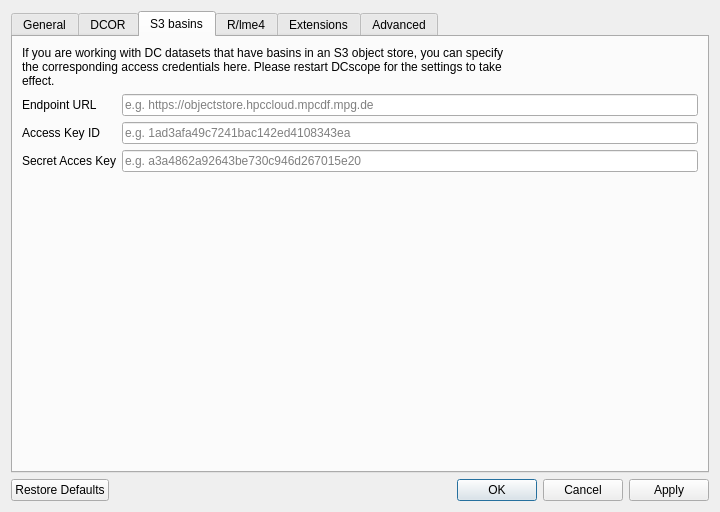
Old version of the form ui/preferences.ui in the repository DC-analysis/DCscope.
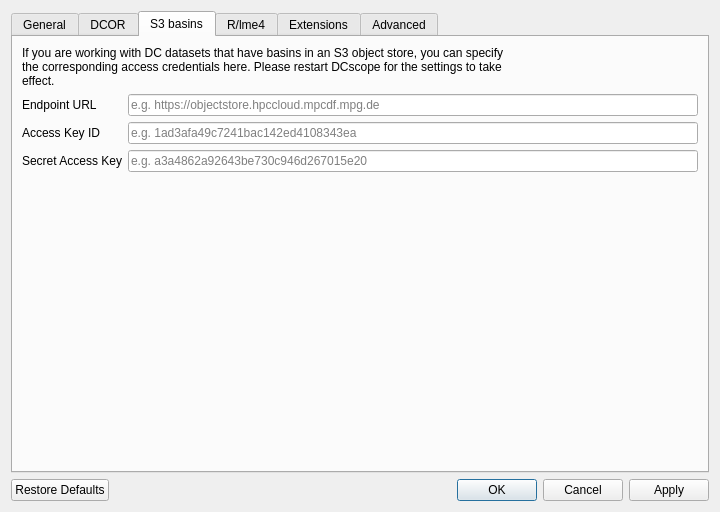
New version of the form. The open tabs and pages were chosen to show the change. Icons and pictures are not drawn.

```diff
--- a/ui/preferences.ui
+++ b/ui/preferences.ui
@@ -323,7 +323,7 @@
          <item row="2" column="0">
           <widget class="QLabel" name="label_9">
            <property name="text">
-            <string>Secret Acces Key</string>
+            <string>Secret Access Key</string>
            </property>
           </widget>
          </item>
```
